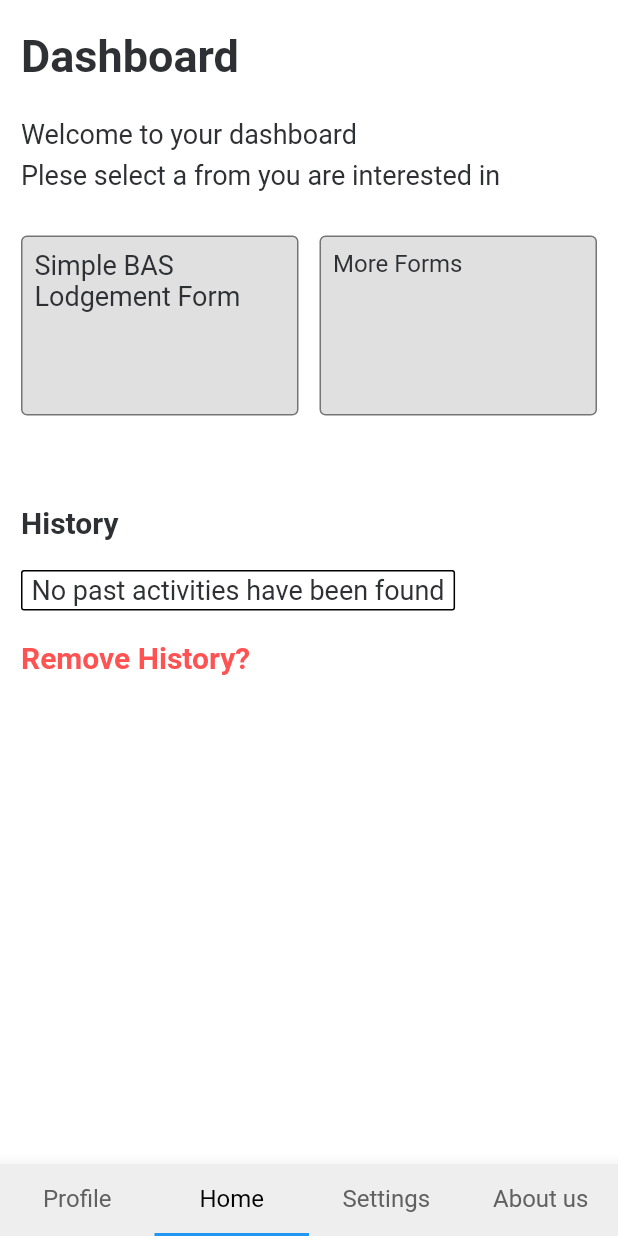
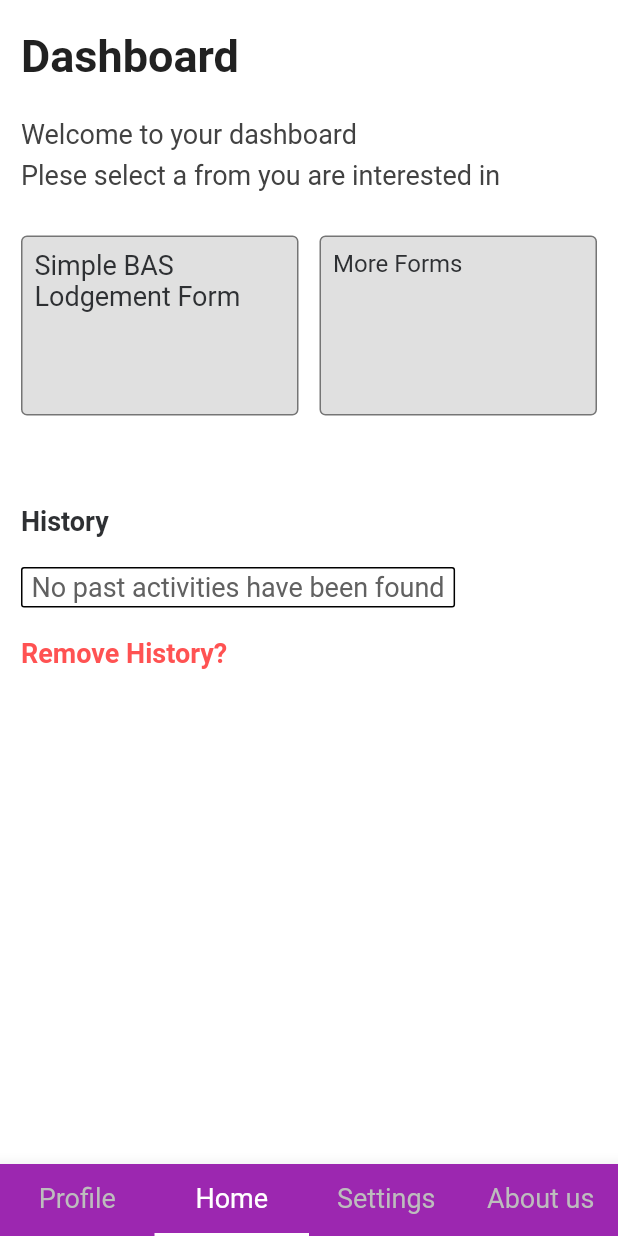
Before and after one commit to tluanga/Btax, a Flutter app: the screen it shows after launch, on a phone screen of 412 x 824 dp. Run offline on Flutter 3.47's test engine with Material 2 defaults, Android fonts, the light colour scheme and no system bars; our stand-ins replace hooks_riverpod.

Commit message:
update previous push

```diff
--- a/lib/dashboard/ui/dashboard_screen.dart
+++ b/lib/dashboard/ui/dashboard_screen.dart
@@ -18,7 +18,7 @@ class DashboardScreen extends HookConsumerWidget {
             children: [
               Text(
                 'Dashboard',
-                style: boldTextStyle(size: 30),
+                style: boldTextStyle(size: 30, color: Colors.grey.shade900),
               ),
               const SizedBox(height: 4),
               // Container(
@@ -29,12 +29,12 @@ class DashboardScreen extends HookConsumerWidget {
               const SizedBox(height: 20),
               Text(
                 'Welcome to your dashboard',
-                style: primaryTextStyle(size: 18),
+                style: primaryTextStyle(size: 18, color: Colors.grey.shade800),
               ),
               const SizedBox(height: 6),
               Text(
                 'Plese select a from you are interested in',
-                style: primaryTextStyle(size: 18),
+                style: primaryTextStyle(size: 18, color: Colors.grey.shade800),
               ),
               const SizedBox(height: 30),
               selectForm(),
@@ -49,7 +49,7 @@ class DashboardScreen extends HookConsumerWidget {
               const SizedBox(height: 20),
               Text(
                 'History',
-                style: boldTextStyle(size: 20),
+                style: boldTextStyle(size: 18),
               ),
               const SizedBox(height: 20),
               Container(
@@ -60,14 +60,15 @@ class DashboardScreen extends HookConsumerWidget {
                 padding: const EdgeInsets.symmetric(horizontal: 6, vertical: 2),
                 child: Text(
                   'No past activities have been found',
-                  style: primaryTextStyle(size: 18),
+                  style:
+                      primaryTextStyle(size: 18, color: Colors.grey.shade700),
                 ),
               ),
 
               const SizedBox(height: 20),
               Text(
                 'Remove History?',
-                style: boldTextStyle(size: 20, color: Colors.redAccent),
+                style: boldTextStyle(size: 18, color: Colors.redAccent),
               ),
             ],
           ),
--- a/lib/home/ui/home_screen.dart
+++ b/lib/home/ui/home_screen.dart
@@ -17,12 +17,14 @@ class HomeScren extends HookConsumerWidget {
       length: 4,
       child: Scaffold(
           bottomNavigationBar: Material(
-            color: Colors.grey.shade200,
+            color: Colors.purple,
             elevation: 10,
             child: TabBar(
-              labelStyle: primaryTextStyle(),
-              labelColor: Colors.black,
-              unselectedLabelColor: Colors.grey[700],
+              indicatorColor: Colors.white,
+              labelStyle: primaryTextStyle(size: 18),
+              labelColor: Colors.white,
+              unselectedLabelColor: Colors.grey[400],
+              labelPadding: const EdgeInsets.symmetric(horizontal: 2),
               tabs: const [
                 Tab(
                   text: 'Profile',
```
